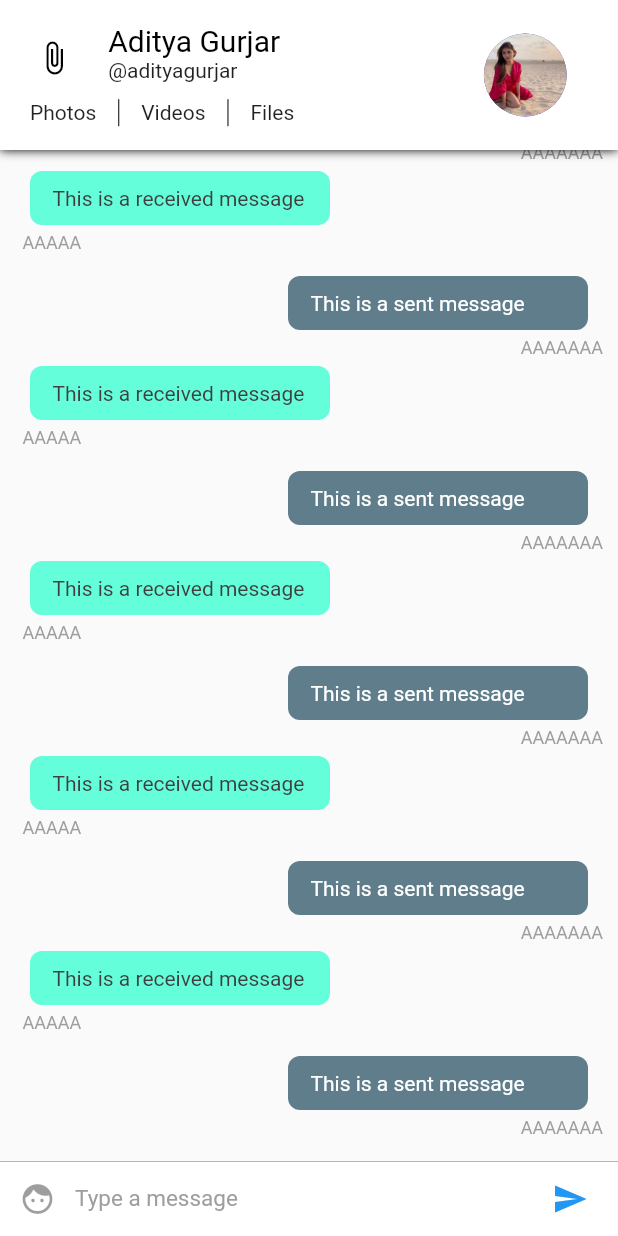
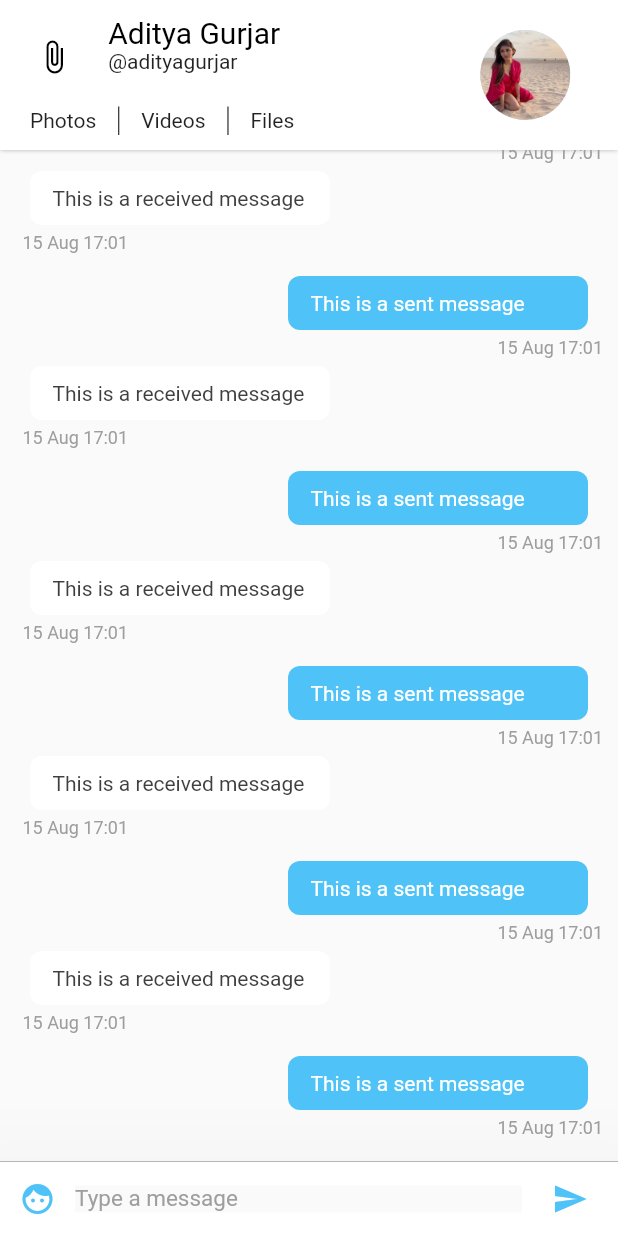
Before and after one commit to maximgnezdov/LetsStudy, a Flutter app: the screen it shows after launch, on a phone screen of 412 x 824 dp. Run offline on Flutter 3.47's test engine with Material 2 defaults, Android fonts, the phone set to English and light mode, and no system bars; missing offline and left inert: rubber.

Commit message:
bottomSheet added

```diff
--- a/lib/Chat_menu/config/Palette.dart
+++ b/lib/Chat_menu/config/Palette.dart
@@ -2,14 +2,16 @@ import 'package:flutter/material.dart';
 
 // Color palette for the app
 class Palette{
-  static Color primaryColor = Colors.blue;
+  static Color primaryColor = Colors.white;
+  static Color accentColor =  Color(0xff4fc3f7);
   static Color secondaryColor = Colors.black;
   static Color primaryTextColor = Colors.black;
   static Color secondaryTextColor = Colors.black87;
   static Color primaryBackgroundColor = Colors.white;
-  static Color selfMessageBackgroundColor = Colors.blueGrey;
-  static Color otherMessageBackgroundColor = Colors.tealAccent;
+  static Color selfMessageBackgroundColor = Color(0xff4fc3f7);
+  static Color otherMessageBackgroundColor = Colors.white;
   static Color selfMessageColor = Colors.white;
   static Color otherMessageColor = Color(0xff3f3f3f);
   static Color greyColor = Colors.grey;
+  static Color chatBackgroundColor = Color(0xfffafafa)  ;
 }
--- /dev/null
+++ b/lib/Chat_menu/config/Style.dart
@@ -0,0 +1,20 @@
+import 'package:flutter/material.dart';
+
+import 'Palette.dart';
+
+class Styles{
+  static TextStyle textHeading = TextStyle(
+      color: Palette.primaryTextColor,
+      fontSize: 20); // Text style for the name
+  static TextStyle subHeading = TextStyle(
+      color: Palette.primaryTextColor,
+      fontSize: 14);
+  static TextStyle text = TextStyle(
+      color: Palette.secondaryTextColor);
+  static TextStyle subText = TextStyle(
+      color: Palette.greyColor);
+  static TextStyle date = TextStyle(
+      color: Palette.greyColor,
+      fontSize: 12.0,
+      fontStyle: FontStyle.normal);
+}
--- a/lib/Chat_menu/pages/ConversationPage.dart
+++ b/lib/Chat_menu/pages/ConversationPage.dart
@@ -2,31 +2,42 @@ import 'package:flutter/material.dart';
 import 'package:flutterapp/Chat_menu/widgets/ChatAppBar.dart';
 import 'package:flutterapp/Chat_menu/widgets/ChatListWidget.dart';
 import 'package:flutterapp/Chat_menu/widgets/InputWidget.dart';
+import 'package:flutterapp/Chat_menu/config/Palette.dart';
+import 'package:flutterapp/Chat_menu/pages/ConversationBottomSheet.dart';
 
 class ConversationPage extends StatefulWidget {
   @override
   _ConversationPageState createState() => _ConversationPageState();
+  const ConversationPage();
 }
 
 class _ConversationPageState extends State<ConversationPage> {
+  final GlobalKey<ScaffoldState> _scaffoldKey = new GlobalKey<ScaffoldState>();
 
   @override
   Widget build(BuildContext context) {
     return SafeArea(
         child: Scaffold(
+            key: _scaffoldKey,
             appBar: ChatAppBar(), // Custom app bar for chat screen
-            body: Stack(children: <Widget>[
+            body: Container(
+              color: Palette.chatBackgroundColor,
+              child:Stack(children: <Widget>[
               Column(
                 children: <Widget>[
                   ChatListWidget(),
-                  InputWidget()
+                GestureDetector(
+                  child: InputWidget(),
+                  onPanUpdate: (details){
+                    if(details.delta.dy < 0){
+                      _scaffoldKey.currentState
+                          .showBottomSheet<Null>((BuildContext context) {
+                      return ConversationBottomSheet();
+                 });
+              }
+            })
                 ],
               ),
-            ]
-            )
-        )
-    );
+            ]))));
   }
-
-
 }
--- a/lib/Chat_menu/pages/ConversationPageList.dart
+++ /dev/null
@@ -1,22 +0,0 @@
-import 'package:flutter/material.dart';
-import 'ConversationPage.dart';
-
-class ConversationPageList extends StatefulWidget {
-
-  @override
-  _ConversationPageListState createState() => _ConversationPageListState();
-}
-
-class _ConversationPageListState extends State<ConversationPageList> {
-
-  @override
-  Widget build(BuildContext context) {
-    return PageView(
-      children: <Widget>[
-        ConversationPage(),
-        ConversationPage(),
-        ConversationPage()
-      ],
-    );
-  }
-}
--- /dev/null
+++ b/lib/Chat_menu/pages/ConversationPageSlide.dart
@@ -0,0 +1,36 @@
+import 'package:flutter/material.dart';
+import 'package:rubber/rubber.dart';
+import 'ConversationPage.dart';
+
+class ConversationPageSlide extends StatefulWidget {
+
+  @override
+  _ConversationPageSlideState createState() => _ConversationPageSlideState();
+
+  const ConversationPageSlide();
+}
+
+class _ConversationPageSlideState extends State<ConversationPageSlide> with SingleTickerProviderStateMixin {
+  var controller;
+
+  @override
+  void initState() {
+    controller = RubberAnimationController(
+      vsync: this,
+    );
+    super.initState();
+  }
+
+  @override
+  Widget build(BuildContext context) {
+
+    return PageView(
+      children: <Widget>[
+        ConversationPage(),
+        ConversationPage(),
+        ConversationPage()
+      ],
+    );
+
+  }
+}
--- a/lib/Chat_menu/widgets/ChatAppBar.dart
+++ b/lib/Chat_menu/widgets/ChatAppBar.dart
@@ -1,23 +1,28 @@
 import 'package:flutter/material.dart';
 import 'package:flutterapp/Chat_menu/config/Assets.dart';
 import 'package:flutterapp/Chat_menu/config/Palette.dart';
+import 'package:flutterapp/Chat_menu/config/Style.dart';
 
 class ChatAppBar extends StatelessWidget implements PreferredSizeWidget {
   final double height = 100;
+
+  const ChatAppBar();
+
   @override
   Widget build(BuildContext context) {
-    var textHeading = TextStyle(color: Palette.primaryTextColor, fontSize: 20); // Text style for the name
-    var textStyle = TextStyle(color: Palette.secondaryTextColor); // Text style for everything else
+ // Text style for everything else
 
-    double width = MediaQuery.of(context).size.width; // calculate the screen width
+   // double width = MediaQuery.of(context).size.width; // calculate the screen width
     return Material(
         child: Container(
             decoration: new BoxDecoration(boxShadow: [ //adds a shadow to the appbar
               new BoxShadow(
-                color: Colors.black,
-                blurRadius: 5.0,
+                color: Colors.grey,
+                blurRadius: 2.0,
+                spreadRadius: 0.1
               )]),
             child:  Container(
+                padding: EdgeInsets.only(top: 10, bottom: 10),
                 color: Palette.primaryBackgroundColor,
                 child: Row(children: <Widget>[
                   Expanded( //we're dividing the appbar into 7 : 3 ratio. 7 is for content and 3 is for the display picture.
@@ -26,18 +31,20 @@ class ChatAppBar extends StatelessWidget implements PreferredSizeWidget {
                           child: Column(
                             mainAxisSize: MainAxisSize.min,
                             children: <Widget>[
-                              Container(
-                                  height: 70 - (width * .06),
+                              Expanded(
+                                  flex: 7,
                                   child: Row(
                                     crossAxisAlignment: CrossAxisAlignment.start,
                                     children: <Widget>[
                                       Expanded(
                                           flex: 2,
                                           child: Center(
-                                              child: Icon(
+                                              child: IconButton(
+                                                icon: Icon(
                                                   Icons.attach_file,
                                                   color: Palette.secondaryColor,
-                                              ))),
+                                                ),
+                                                  onPressed: ()=>{}))),
                                       Expanded(
                                           flex: 6,
                                           child: Container(
@@ -47,15 +54,16 @@ class ChatAppBar extends StatelessWidget implements PreferredSizeWidget {
                                                 mainAxisAlignment: MainAxisAlignment.center,
                                                 mainAxisSize: MainAxisSize.min,
                                                 children: <Widget>[
-                                                  Text('Aditya Gurjar', style: textHeading),
-                                                  Text('@adityagurjar', style: textStyle)
+                                                  Text('Aditya Gurjar', style: Styles.textHeading),
+                                                  Text('@adityagurjar', style: Styles.text)
                                                 ],
                                               ))),
                                     ],
                                   )),
                               //second row containing the buttons for media
-                              Container(
-                                  height: 23,
+                              Expanded(
+                                  flex: 3,
+                                  child: Container(
                                       padding: EdgeInsets.fromLTRB(20, 5, 5, 0),
                                       child: Row(
                                         mainAxisAlignment: MainAxisAlignment.start,
@@ -63,7 +71,7 @@ class ChatAppBar extends StatelessWidget implements PreferredSizeWidget {
                                           children: <Widget>[
                                         Text(
                                         'Photos',
-                                        style: textStyle,
+                                        style: Styles.text,
                                       ),
                                       VerticalDivider(
                                         width: 30,
@@ -71,15 +79,16 @@ class ChatAppBar extends StatelessWidget implements PreferredSizeWidget {
                                       ),
                                       Text(
                                         'Videos',
-                                        style: textStyle,
+                                        style: Styles.text,
                                       ),
                                       VerticalDivider(
                                         width: 30,
                                         color: Palette.primaryTextColor,
                                       ),
-                                      Text('Files', style: textStyle)
+                                      Text('Files', style: Styles.text)
+
                                     ],
-                                  )),
+                                  ))),
                             ],
                           ))),
                   //This is the display picture
@@ -88,7 +97,7 @@ class ChatAppBar extends StatelessWidget implements PreferredSizeWidget {
                       child: Container(
                           child: Center(
                               child: CircleAvatar(
-                                radius: (80 - (width * .06)) / 2,
+                                radius: 30,
                                 backgroundImage: Image.asset(
                                   Assets.user,
                                 ).image,
--- a/lib/Chat_menu/widgets/ChatItemWidget.dart
+++ b/lib/Chat_menu/widgets/ChatItemWidget.dart
@@ -1,11 +1,12 @@
 import 'package:flutter/material.dart';
 import 'package:flutterapp/Chat_menu/config/Palette.dart';
-//import 'package:intl/intl.dart';
+import 'package:flutterapp/Chat_menu/config/Style.dart';
+import 'package:intl/intl.dart';
 
 class ChatItemWidget extends StatelessWidget{
-  var index;
+  final int index;
 
-  ChatItemWidget(this.index);
+ const ChatItemWidget(this.index);
 
   @override
   Widget build(BuildContext context) {
@@ -37,11 +38,8 @@ class ChatItemWidget extends StatelessWidget{
                 children: <Widget>[
                   Container(
                     child: Text(
-                      "AAAAAAA",//DateFormat('dd MMM kk:mm').format(DateTime.fromMillisecondsSinceEpoch(1565888474278)),
-                      style: TextStyle(
-                          color: Palette.greyColor,
-                          fontSize: 12.0,
-                          fontStyle: FontStyle.normal),
+                      DateFormat('dd MMM kk:mm').format(DateTime.fromMillisecondsSinceEpoch(1565888474278)),
+                      style: Styles.date,
                     ),
                     margin: EdgeInsets.only(left: 5.0, top: 5.0, bottom: 5.0),
                   )])
@@ -69,11 +67,8 @@ class ChatItemWidget extends StatelessWidget{
             ),
             Container(
               child: Text(
-                "AAAAA",//DateFormat('dd MMM kk:mm').format(DateTime.fromMillisecondsSinceEpoch(1565888474278)),
-                style: TextStyle(
-                    color: Palette.greyColor,
-                    fontSize: 12.0,
-                    fontStyle: FontStyle.normal),
+                DateFormat('dd MMM kk:mm').format(DateTime.fromMillisecondsSinceEpoch(1565888474278)),
+                style: Styles.date,
               ),
               margin: EdgeInsets.only(left: 5.0, top: 5.0, bottom: 5.0),
             )
--- a/lib/Chat_menu/widgets/InputWidget.dart
+++ b/lib/Chat_menu/widgets/InputWidget.dart
@@ -1,13 +1,18 @@
 import 'package:flutter/material.dart';
 import 'package:flutterapp/Chat_menu/config/Palette.dart';
+import 'package:flutterapp/Chat_menu/pages/ConversationBottomSheet.dart';
 
 class InputWidget extends StatelessWidget {
 
-  final TextEditingController textEditingController = new TextEditingController();
+  final TextEditingController textEditingController = TextEditingController();
+
+  InputWidget();
 
   @override
   Widget build(BuildContext context) {
-    return Container(
+    return Material(
+      elevation: 60.0,
+      child: Container(
       child: Row(
         children: <Widget>[
           Material(
@@ -15,7 +20,20 @@ class InputWidget extends StatelessWidget {
               margin: new EdgeInsets.symmetric(horizontal: 1.0),
               child: new IconButton(
                 icon: new Icon(Icons.face),
-                color: Palette.primaryColor,
+                color: Palette.accentColor,
+                onPressed: ()=>{
+                  showModalBottomSheet(
+                     context: context,
+                     builder: (BuildContext bc) {
+                       return Container(
+                        child: new Wrap(
+                          children: <Widget>[
+                          ConversationBottomSheet()
+                        ],
+                      ),
+                    );
+                  })
+            },
               ),
             ),
             color: Colors.white,
@@ -23,6 +41,7 @@ class InputWidget extends StatelessWidget {
 
           // Text input
           Flexible(
+          child: Material(
             child: Container(
               child: TextField(
                 style: TextStyle(color: Palette.primaryTextColor, fontSize: 15.0),
@@ -32,7 +51,7 @@ class InputWidget extends StatelessWidget {
                   hintStyle: TextStyle(color: Palette.greyColor),
                 ),
               ),
-            ),
+            )),
           ),
 
           // Send Message Button
@@ -42,7 +61,7 @@ class InputWidget extends StatelessWidget {
               child: new IconButton(
                 icon: new Icon(Icons.send),
                 onPressed: () => {},
-                color: Palette.primaryColor,
+                color: Palette.accentColor,
               ),
             ),
             color: Colors.white,
@@ -55,6 +74,6 @@ class InputWidget extends StatelessWidget {
           border: new Border(
               top: new BorderSide(color: Palette.greyColor, width: 0.5)),
           color: Colors.white),
-    );
+    ));
   }
 }
--- a/lib/main.dart
+++ b/lib/main.dart
@@ -1,5 +1,6 @@
 import 'package:flutter/material.dart';
-import 'Chat_menu/pages/ConversationPageList.dart';
+import 'Chat_menu/config/Palette.dart';
+import 'Chat_menu/pages/ConversationPageSlide.dart';
 void main() => runApp(LetsStudy());
 
 class LetsStudy extends StatelessWidget {
@@ -10,9 +11,9 @@ class LetsStudy extends StatelessWidget {
       title: 'Flutter Demo',
       theme: ThemeData(
 
-        primarySwatch: Colors.deepPurple,
+        primaryColor: Palette.primaryColor,
       ),
-      home: ConversationPageList(),
+      home: ConversationPageSlide(),
     );
   }
 }
--- a/pubspec.yaml
+++ b/pubspec.yaml
@@ -14,16 +14,18 @@ description: LetsStudy is a modern messaging app
 version: 1.0.0+1
 
 environment:
-  sdk: ">=2.1.0 <3.0.0"
+  sdk: ">=2.2.0 <3.0.0"
 
 dependencies:
   flutter:
     sdk: flutter
 
+  intl: ^0.16.1
+  rubber: ^0.3.2
   # The following adds the Cupertino Icons font to your application.
   # Use with the CupertinoIcons class for iOS style icons.
   cupertino_icons: ^0.1.2
-intl: ^0.16.1
+
 dev_dependencies:
   flutter_test:
     sdk: flutter
```
Also changed, not shown: lib/Chat_menu/pages/ConversationBottomSheet.dart (added, +42 -0 lines), lib/Chat_menu/widgets/ChatRowWidget.dart (added, +56 -0 lines), lib/Chat_menu/widgets/NavigationPillWidget.dart (added, +30 -0 lines), pubspec.lock. Lines whose indentation alone changed are shown as unchanged.
